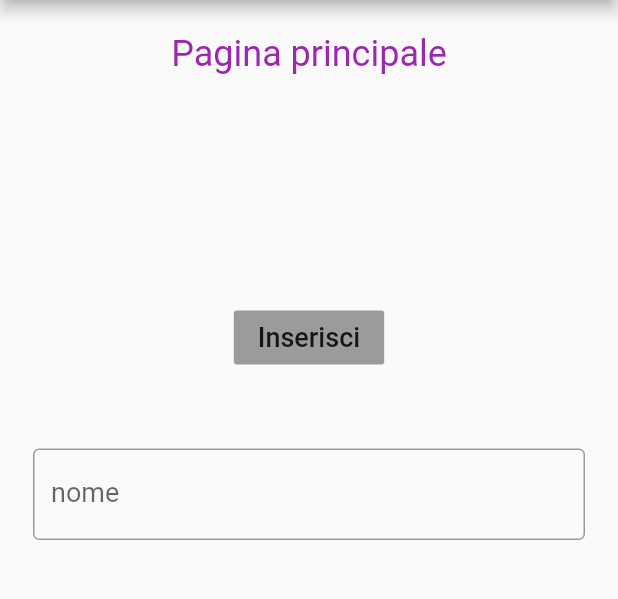
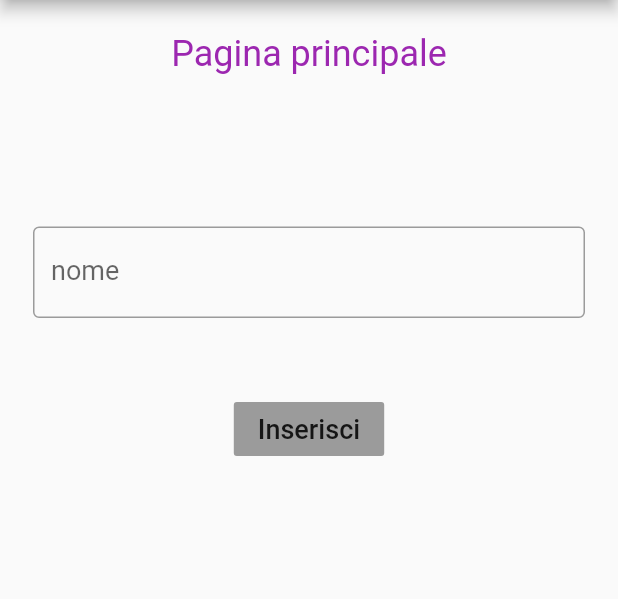
Before and after one commit to daniele10529/eccellenze_italiane, a Flutter app: the screen it shows after launch, on a phone screen of 412 x 824 dp, the part 84-683 px from its top. Run offline on Flutter 3.47's test engine with Material 2 defaults, Android fonts, the phone set to English and light mode, and no system bars.

Commit message:
Primo esmpio dell'app

```diff
--- a/lib/main.dart
+++ b/lib/main.dart
@@ -55,9 +55,25 @@ class _my_content extends State<First_page>{
               ),
             ),
 
+            new Container(
+              padding: const EdgeInsets.only(top: 50),
+              child: Align(
+                alignment: Alignment.bottomCenter,
+                child: new TextField(
+                  controller: contrNome,
+                  onChanged: _onchanged,
+                  decoration: InputDecoration(
+                    border: OutlineInputBorder(),
+                    labelText: "nome",
+                  ),
+                  style: TextStyle(color: Colors.black,fontSize: 18),
+                ),
+              ),
+            ),
+
             new Center(
               child:  new Container(
-                  padding: EdgeInsets.only(top: 100),
+                  padding: EdgeInsets.only(top: 50),
                   child:
                    new RaisedButton(
                        child: Text("Inserisci",
@@ -70,21 +86,7 @@ class _my_content extends State<First_page>{
               ),
             ),
 
-            new Container(
-              padding: const EdgeInsets.only(top: 50),
-              child: Align(
-                alignment: Alignment.bottomCenter,
-                child: new TextField(
-                     controller: contrNome,
-                     onChanged: _onchanged,
-                     decoration: InputDecoration(
-                        border: OutlineInputBorder(),
-                        labelText: "nome",
-                  ),
-                  style: TextStyle(color: Colors.black,fontSize: 18),
-                ),
-              ),
-            ),
+
 
           ],
 
@@ -107,4 +109,10 @@ class _my_content extends State<First_page>{
     });
   }
 
+  @override
+  void dispose(){
+    contrNome.dispose();
+    super.dispose();
+  }
+
 }
```
